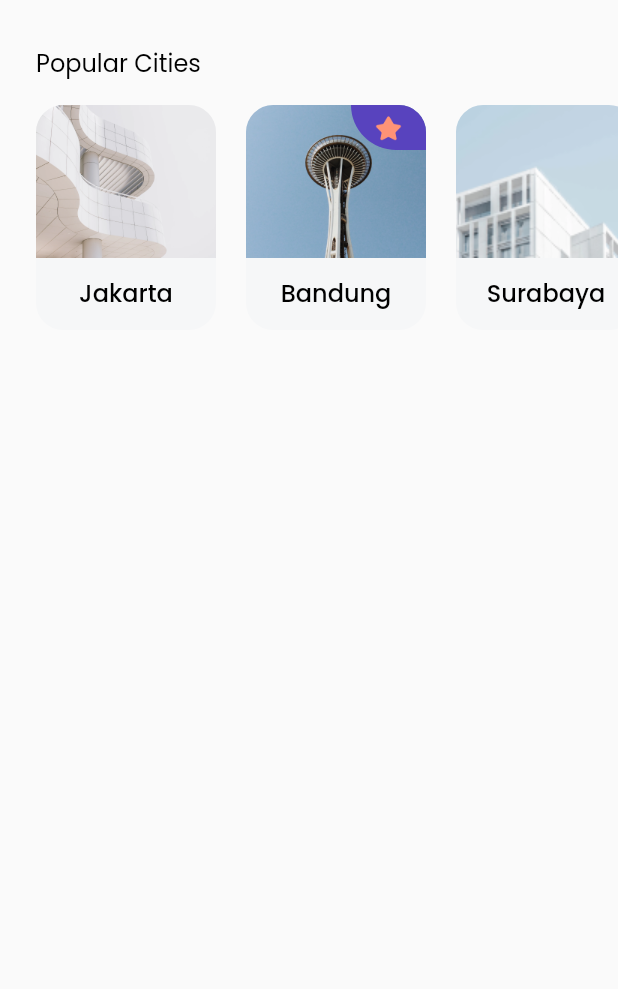
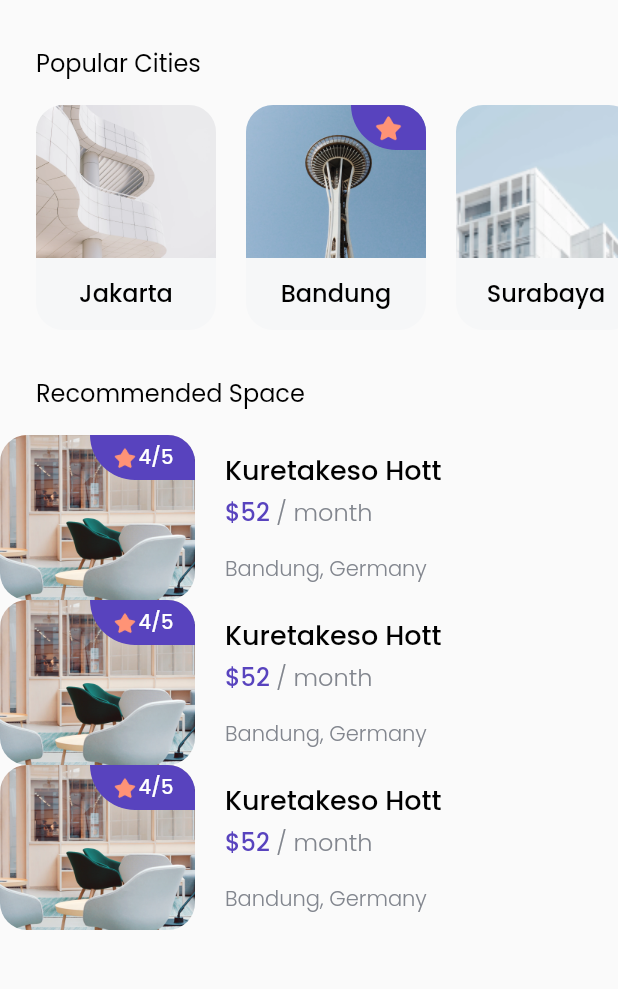
Before and after one commit to revanggaajip/cozy, a Flutter app: the HomePage screen opened directly, on a phone screen of 412 x 824 dp, the part 129-1118 px from its top. Run offline on Flutter 3.47's test engine with Material 2 defaults, Android fonts, the phone set to English and light mode, and no system bars; our stand-ins replace google_fonts.

Commit message:
Create Space Card Component

```diff
--- a/lib/pages/home_page.dart
+++ b/lib/pages/home_page.dart
@@ -1,5 +1,6 @@
 import 'package:cozy/theme.dart';
 import 'package:cozy/widgets/city_card.dart';
+import 'package:cozy/widgets/space_card.dart';
 import 'package:flutter/material.dart';
 import 'package:cozy/models/city.dart';
 
@@ -12,6 +13,7 @@ class HomePage extends StatelessWidget {
           padding: EdgeInsets.symmetric(vertical: edge),
           child: ListView(
             children: [
+              // NOTE : Title / Header
               Padding(
                 padding: EdgeInsets.only(left: edge),
                 child: Text(
@@ -34,6 +36,7 @@ class HomePage extends StatelessWidget {
               SizedBox(
                 height: 30,
               ),
+              // NOTE : Popular Cities
               Padding(
                 padding: EdgeInsets.only(left: edge),
                 child: Text(
@@ -74,7 +77,28 @@ class HomePage extends StatelessWidget {
                     SizedBox(width: 24)
                   ],
                 ),
-              )
+              ),
+              SizedBox(
+                height: 30,
+              ),
+              Padding(
+                padding: EdgeInsets.only(left: edge),
+                child: Text(
+                  'Recommended Space',
+                  style: regularTextStyle.copyWith(fontSize: 16),
+                ),
+              ),
+              SizedBox(
+                height: 16,
+              ),
+              // NOTE : Recomended Spaces.
+              Column(
+                children: [
+                  SpaceCard(),
+                  SpaceCard(),
+                  SpaceCard(),
+                ],
+              ),
             ],
           ),
         ),
--- a/lib/widgets/city_card.dart
+++ b/lib/widgets/city_card.dart
@@ -33,7 +33,7 @@ class CityCard extends StatelessWidget {
                           decoration: BoxDecoration(
                               color: purpleColor,
                               borderRadius: BorderRadius.only(
-                                bottomLeft: Radius.circular(36),
+                                bottomLeft: Radius.circular(30),
                               )),
                           child: Center(
                             child: Image.asset(
--- /dev/null
+++ b/lib/widgets/space_card.dart
@@ -0,0 +1,89 @@
+import 'package:cozy/theme.dart';
+import 'package:flutter/material.dart';
+
+class SpaceCard extends StatelessWidget {
+  // const SpaceCard({Key? key}) : super(key: key);
+
+  @override
+  Widget build(BuildContext context) {
+    return Row(
+      children: [
+        ClipRRect(
+          borderRadius: BorderRadius.circular(18),
+          child: Container(
+            width: 130,
+            height: 110,
+            child: Stack(
+              children: [
+                Image.asset('assets/images/space1.png'),
+                Align(
+                  alignment: Alignment.topRight,
+                  child: Container(
+                    width: 70,
+                    height: 30,
+                    decoration: BoxDecoration(
+                      color: purpleColor,
+                      borderRadius: BorderRadius.only(
+                        bottomLeft: Radius.circular(30),
+                      ),
+                    ),
+                    child: Center(
+                      child: Row(
+                        mainAxisAlignment: MainAxisAlignment.center,
+                        crossAxisAlignment: CrossAxisAlignment.center,
+                        children: [
+                          Image.asset(
+                            'assets/images/icon_star.png',
+                            width: 18,
+                            height: 18,
+                          ),
+                          Text(
+                            '4/5',
+                            style: whiteTextStyle.copyWith(fontSize: 13),
+                          )
+                        ],
+                      ),
+                    ),
+                  ),
+                ),
+              ],
+            ),
+          ),
+        ),
+        SizedBox(
+          width: 20,
+        ),
+        Column(
+          crossAxisAlignment: CrossAxisAlignment.start,
+          children: [
+            Text(
+              'Kuretakeso Hott',
+              style: blackTextStyle.copyWith(fontSize: 18),
+            ),
+            SizedBox(
+              height: 2,
+            ),
+            Text.rich(
+              TextSpan(
+                text: '\$52',
+                style: purpleTextStyle.copyWith(fontSize: 16),
+                children: [
+                  TextSpan(
+                      text: ' / month',
+                      style: greyTextStyle.copyWith(fontSize: 16))
+                ],
+              ),
+            ),
+            SizedBox(
+              height: 16,
+            ),
+            Text(
+              'Bandung, Germany',
+              style: greyTextStyle,
+            )
+          ],
+        )
+      ],
+    );
+  }
+}
```
